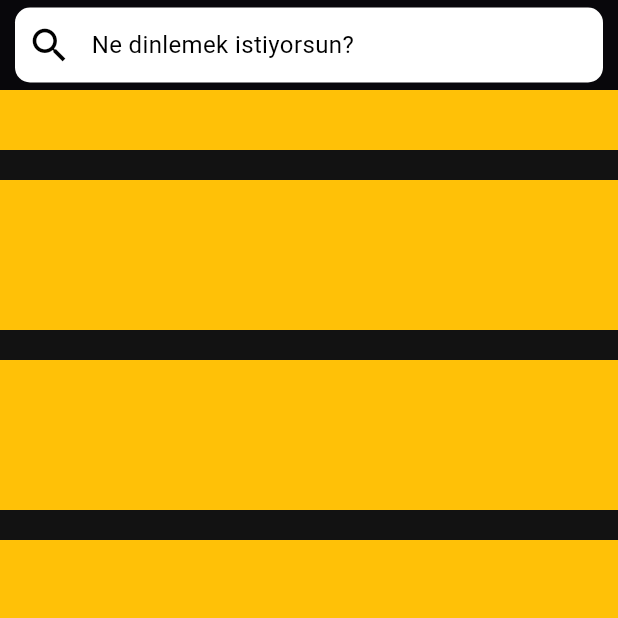
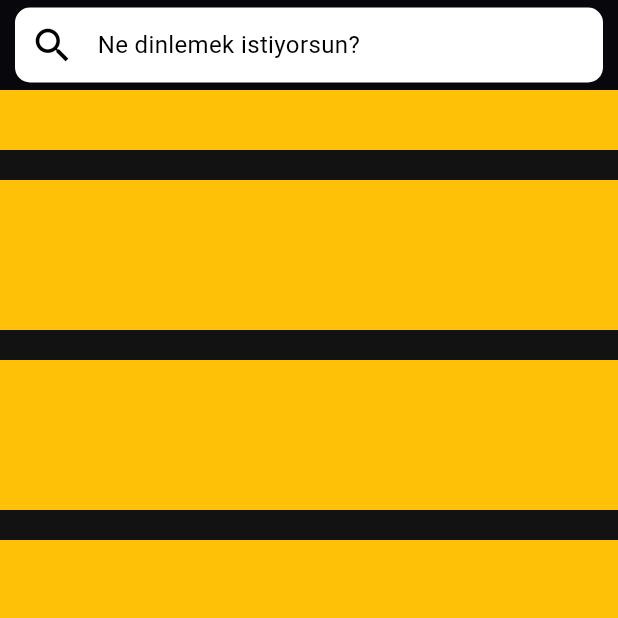
Before and after one commit to muhammettalhakaymak23214/spotify_clone, a Flutter app: the SearchView screen opened directly, scrolled down 130 dp, on a phone screen of 412 x 824 dp, the top half of it. Run offline on Flutter 3.47's test engine with Material 3 defaults, Android fonts, the phone set to English and light mode, and no system bars; our stand-ins replace font_awesome_flutter.

Commit message:
library_model.dart is created.

```diff
--- a/lib/core/constants/app_colors.dart
+++ b/lib/core/constants/app_colors.dart
@@ -5,7 +5,8 @@ class AppColors {
   static const Color darkToneInk = Color.fromARGB(255, 18, 18, 18);
   static const Color transparent = Color.fromARGB(0, 0, 0, 0);
   static const Color noghreiSilver = Color.fromARGB(255, 189, 189, 189);
-  static const Color blackPanther = Color.fromARGB(255, 66, 66, 66);
+  static const Color blackPanther = Color.fromARGB(255, 45, 45, 45);
   static const Color white = Colors.white;
+  static const Color black = Colors.black;
 
 }
--- a/lib/core/constants/app_paddings.dart
+++ b/lib/core/constants/app_paddings.dart
@@ -2,19 +2,21 @@ import 'package:flutter/widgets.dart';
 
 class AppPaddings {
   //all
-  static const EdgeInsets all10 = EdgeInsets.all(10);
+  static final EdgeInsets all10 = EdgeInsets.all(10);
   //horizontal
-  static const EdgeInsets horizontal10 = EdgeInsets.symmetric(horizontal: 10);
+  static final EdgeInsets horizontal10 = EdgeInsets.symmetric(horizontal: 10);
   //bottom
-  static const EdgeInsets bottom10 = EdgeInsets.only(bottom: 10.0);
-  static const EdgeInsets bottom130 = EdgeInsets.only(bottom: 130);
+  static final EdgeInsets bottom10 = EdgeInsets.only(bottom: 10.0);
+  static final EdgeInsets bottom130 = EdgeInsets.only(bottom: 130);
   //right
-  static const EdgeInsets right10 = EdgeInsets.only(right: 10.0);
+  static final EdgeInsets right10 = EdgeInsets.only(right: 10.0);
+  //left
+  static final EdgeInsets left10 = EdgeInsets.only(left: 5);
   //top
-  static const EdgeInsets top10 = EdgeInsets.only(top: 10.0);
+  static final EdgeInsets top10 = EdgeInsets.only(top: 10.0);
   //appBar
-  static const EdgeInsets leadingPadding = EdgeInsets.only(left: 15, right: 5);
-  static const EdgeInsets actionsPadding = EdgeInsets.only(right: 8);
+  static final EdgeInsets leadingPadding = EdgeInsets.only(left: 15, right: 5);
+  static final EdgeInsets actionsPadding = EdgeInsets.only(right: 8);
 
 
 
--- a/lib/core/constants/app_sizes.dart
+++ b/lib/core/constants/app_sizes.dart
@@ -2,6 +2,7 @@ import 'dart:ui';
 
 class AppSizes {
   static final double size50 = 50;
+  static final double size30 = 30;
   //Avatar Size
   static final double avatarSize = 50;
   static final double avatarSize2 = 50;
@@ -9,8 +10,9 @@ class AppSizes {
   static final double bottomSheetHeight = 300;
   //Icon Size
   static final double iconSize = 22;
-  //Font Size
+  //Font Sizes
   static final double fontSize = 12;
+  static final double fontSize16 = 16;
   //AppBar Size
   static final Size bottomPreferredSize = Size.fromHeight(50);
 
--- a/lib/core/constants/app_strings.dart
+++ b/lib/core/constants/app_strings.dart
@@ -1,17 +1,29 @@
 class AppStrings {
   //BottomSheet
-  static const String title1 = "Çalma listesi";
-  static const String title2 = "Ortak çalma listesi";
-  static const String title3 = "Blend";
-  static const String subtitle1 =
+  static final String title1 = "Çalma listesi";
+  static final String title2 = "Ortak çalma listesi";
+  static final String title3 = "Blend";
+  static final String subtitle1 =
       "Şarkı veya bölüm içeren bir çalma listesi oluştur";
-  static const String subtitle2 =
+  static final String subtitle2 =
       "Arkadaşlarınla birlikte çalma listesi oluştur";
-  static const String subtitle3 =
+  static final String subtitle3 =
       "Arkadaşlarının zevklerini bir çalma listesinde buluştur";
+  //CustomAppBar
+  static final String artists = "Sanatçılar";
+  static final String albums = "Albümler";
+  static final String playlist = "Çalma Listelerin";
+  static final String podcasts = "Podcast'ler";
+  static final String all = "Tümü";
+  static final String music = "Müzik";
+  //SliverAppBar
+  static final String searchBarTitle = "Ne dinlemek istiyorsun?";
 
-  static const String artists = "Sanatçılar";
-  static const String albums = "Albümler";
-  static const String playlist = "Çalma Listelerin";
-  static const String podcasts = "Podcast'ler";
+  //Image Paths
+  static final String profileImagePath = "assets/png/profile_photo.png";
+
+  static final String search = "Ara";
+  static final String library = "Kütüphanen";
+
+
 }
--- a/lib/view/main_tab_view.dart
+++ b/lib/view/main_tab_view.dart
@@ -14,7 +14,7 @@ class MainTabView extends StatefulWidget {
 }
 
 class _MainTabViewState extends State<MainTabView>
-    with TickerProviderStateMixin {
+  with TickerProviderStateMixin {
   late TabController tabController;
 
   @override
@@ -31,10 +31,7 @@ class _MainTabViewState extends State<MainTabView>
       bottomNavigationBar: CustomBottomAppBar(tabController: tabController),
     );
   }
-
-
 }
-
 
 TabBarView tabBarView(TabController controller) {
   return TabBarView(
--- a/lib/view/search_view.dart
+++ b/lib/view/search_view.dart
@@ -1,18 +1,20 @@
 import 'package:flutter/material.dart';
 import 'package:font_awesome_flutter/font_awesome_flutter.dart';
 import 'package:spotify_clone/core/constants/app_colors.dart';
+import 'package:spotify_clone/core/constants/app_paddings.dart';
 import 'package:spotify_clone/core/constants/app_sizes.dart';
+import 'package:spotify_clone/core/constants/app_strings.dart';
 import 'package:spotify_clone/view/search_detail_view.dart';
-import 'package:spotify_clone/widgets/custom_app_bar.dart';
 
 class SearchView extends StatefulWidget {
   const SearchView({super.key});
-
   @override
   State<SearchView> createState() => _SearchViewState();
 }
 
 class _SearchViewState extends State<SearchView> {
+  final double expandedHeight = 130;
+  final EdgeInsetsGeometry paddingH10V5 = EdgeInsetsGeometry.symmetric(horizontal: 10 ,vertical: 5);
   @override
   Widget build(BuildContext context) {
     return Scaffold(
@@ -23,10 +25,10 @@ class _SearchViewState extends State<SearchView> {
               floating: true,
               snap: false,
               pinned: true,
-              expandedHeight: 130,
-              backgroundColor: Colors.black,
+              expandedHeight: expandedHeight,
+              backgroundColor: AppColors.black,
               leading: Padding(
-                padding: const EdgeInsets.only(left: 15, right: 5),
+                padding: AppPaddings.leadingPadding,
                 child: Container(
                   width: AppSizes.avatarSize2,
                   height: AppSizes.avatarSize2,
@@ -35,16 +37,16 @@ class _SearchViewState extends State<SearchView> {
                     color: AppColors.blackPanther,
                   ),
                   child: Center(
-                    child: Image.asset("assets/png/profile_photo.png"),
+                    child: Image.asset(AppStrings.profileImagePath),
                   ),
                 ),
               ),
-              title: Text("Ara"),
+              title: Text(AppStrings.search),
               actions: [
                 Padding(
-                  padding: const EdgeInsets.only(right: 8),
+                  padding: AppPaddings.right10,
                   child: IconButton(
-                    color: Colors.white,
+                    color: AppColors.white,
                     onPressed: () {},
                     icon: FaIcon(FontAwesomeIcons.camera),
                   ),
@@ -53,7 +55,7 @@ class _SearchViewState extends State<SearchView> {
               bottom: PreferredSize(
                 preferredSize: Size.fromHeight(60),
                 child: Padding(
-                  padding: const EdgeInsets.symmetric(horizontal: 10,vertical: 5),
+                  padding: paddingH10V5,
                   child: GestureDetector(
                     onTap: () {
                       Navigator.push(
@@ -66,26 +68,26 @@ class _SearchViewState extends State<SearchView> {
                     child: Container(
                       height: 50,
                       decoration: BoxDecoration(
-                        color: Colors.white,
+                        color: AppColors.white,
                         borderRadius: BorderRadius.all(Radius.circular(10)),
                       ),
                       child: Row(
                         children: [
                           Padding(
-                            padding: const EdgeInsets.all(8.0),
+                            padding: AppPaddings.all10,
                             child: Icon(
                               Icons.search,
-                              color: const Color.fromARGB(255, 0, 0, 0),
-                              size: 30,
+                              color: AppColors.black,
+                              size: AppSizes.size30,
                             ),
                           ),
                           Padding(
-                            padding: const EdgeInsets.only(left: 5),
+                            padding: AppPaddings.left10,
                             child: Text(
-                              "Ne dinlemek istiyorsun?",
+                              AppStrings.searchBarTitle,
                               style: TextStyle(
-                                color: const Color.fromARGB(255, 0, 0, 0),
-                                fontSize: 16,
+                                color: AppColors.black,
+                                fontSize: AppSizes.fontSize16,
                               ),
                             ),
                           ),
--- a/lib/widgets/custom_app_bar.dart
+++ b/lib/widgets/custom_app_bar.dart
@@ -22,8 +22,6 @@ class CustomAppBar extends StatelessWidget implements PreferredSizeWidget {
   final List<AppBarButtonData>? actionButtonsData;
 
   final Size minSize = Size(0, 30);
-
-
 
   @override
   Widget build(BuildContext context) {
```
Also changed, not shown: lib/models/library_model.dart (added, +35 -0 lines), lib/view/home_view.dart (+4 -3 lines).
